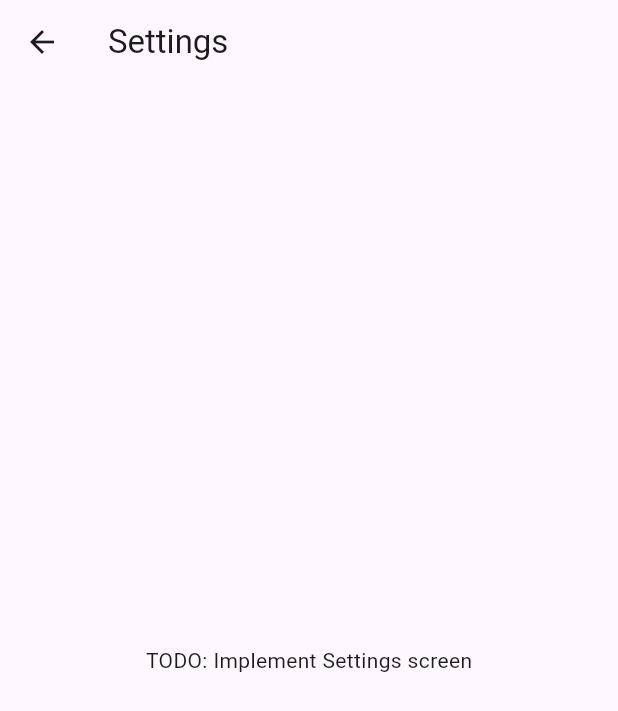
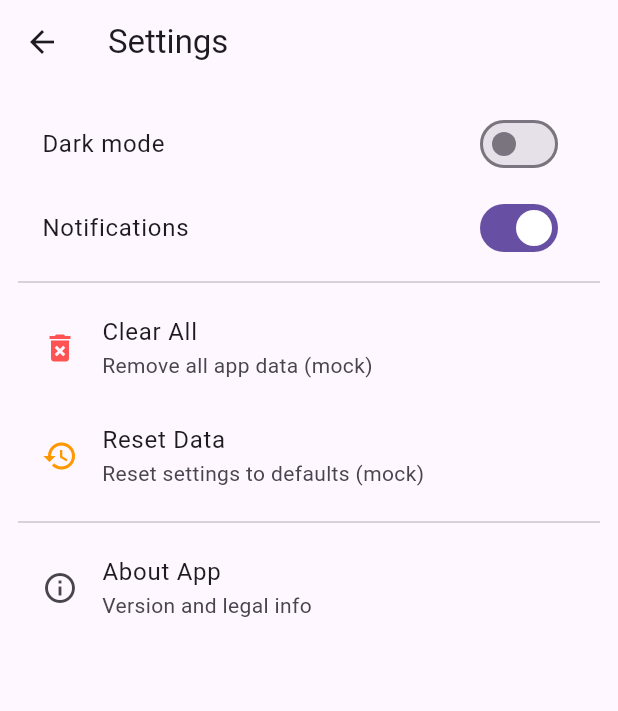
Before and after one commit to sseid4/smart_grocery_list, a Flutter app: the SettingsScreen screen opened by its route, on a phone screen of 412 x 824 dp. Shown: the top 711 px of the screen. Run offline on Flutter 3.47's test engine with Material 3 defaults, Android fonts, the phone set to English and light mode, and no system bars; our stand-ins replace shared_preferences, sqflite; accounts and stored records are empty.

Commit message:
add setting basic setup

```diff
--- a/grocery_list/lib/main.dart
+++ b/grocery_list/lib/main.dart
@@ -6,6 +6,7 @@ import 'screens/settings_screen.dart';
 import 'screens/weekly_generator_screen.dart';
 import 'services/in_memory_repo.dart';
 import 'screens/templates_screen.dart';
+import 'services/settings_service.dart';
 
 Future<void> main() async {
   WidgetsFlutterBinding.ensureInitialized();
@@ -14,6 +15,8 @@ Future<void> main() async {
   await InMemoryRepo.instance.loadFromDb();
   // Load saved templates as well
   await InMemoryRepo.instance.loadTemplatesFromDb();
+  // Load persisted settings
+  await SettingsService.instance.load();
 
   runApp(const SmartGroceryApp());
 }
@@ -23,9 +26,14 @@ class SmartGroceryApp extends StatelessWidget {
 
   @override
   Widget build(BuildContext context) {
+    return ValueListenableBuilder<bool>(
+      valueListenable: SettingsService.instance.darkMode,
+      builder: (context, isDark, _) {
         return MaterialApp(
           title: 'Smart Grocery',
           theme: ThemeData(primarySwatch: Colors.green, useMaterial3: true),
+          darkTheme: ThemeData(brightness: Brightness.dark, useMaterial3: true),
+          themeMode: isDark ? ThemeMode.dark : ThemeMode.light,
           home: const HomeScreen(),
           routes: {
             '/add': (ctx) => const AddItemScreen(),
@@ -35,5 +43,7 @@ class SmartGroceryApp extends StatelessWidget {
             TemplatesScreen.routeName: (ctx) => const TemplatesScreen(),
           },
         );
+      },
+    );
   }
 }
--- a/grocery_list/lib/screens/settings_screen.dart
+++ b/grocery_list/lib/screens/settings_screen.dart
@@ -1,15 +1,147 @@
 import 'package:flutter/material.dart';
+import '../services/settings_service.dart';
 
-/// Skeleton for Settings screen. Replace with app settings and persistence.
-class SettingsScreen extends StatelessWidget {
+
+class SettingsScreen extends StatefulWidget {
  static const routeName = '/settings';
  const SettingsScreen({super.key});
+
+
+ @override
+ State<SettingsScreen> createState() => _SettingsScreenState();
+}
+
+
+class _SettingsScreenState extends State<SettingsScreen> {
+
+
+ Future<void> _confirmAndClearAll() async {
+   final confirmed = await showDialog<bool>(
+     context: context,
+     builder: (ctx) => AlertDialog(
+       title: const Text('Clear all data'),
+       content: const Text(
+         'This will remove all items and categories from the app (mock). Continue?',
+       ),
+       actions: [
+         TextButton(
+           onPressed: () => Navigator.of(ctx).pop(false),
+           child: const Text('Cancel'),
+         ),
+         ElevatedButton(
+           onPressed: () => Navigator.of(ctx).pop(true),
+           child: const Text('Clear'),
+         ),
+       ],
+     ),
+   );
+
+
+   if (confirmed == true) {
+     // Frontend-only: show snackbar. Replace with DB clear logic if desired.
+     ScaffoldMessenger.of(
+       context,
+     ).showSnackBar(const SnackBar(content: Text('All data cleared (mock)')));
+   }
+ }
+
+
+ Future<void> _confirmAndReset() async {
+   final confirmed = await showDialog<bool>(
+     context: context,
+     builder: (ctx) => AlertDialog(
+       title: const Text('Reset app'),
+       content: const Text(
+         'This will reset settings to defaults (mock). Continue?',
+       ),
+       actions: [
+         TextButton(
+           onPressed: () => Navigator.of(ctx).pop(false),
+           child: const Text('Cancel'),
+         ),
+         ElevatedButton(
+           onPressed: () => Navigator.of(ctx).pop(true),
+           child: const Text('Reset'),
+         ),
+       ],
+     ),
+   );
+
+
+   if (confirmed == true) {
+    await SettingsService.instance.resetToDefaults();
+     ScaffoldMessenger.of(context).showSnackBar(
+       const SnackBar(content: Text('Settings reset to defaults (mock)')),
+     );
+   }
+ }
+
+
+ void _showAbout() {
+   showAboutDialog(
+     context: context,
+     applicationName: 'Smart Grocery List',
+     applicationVersion: '1.0.0',
+     applicationLegalese: '© Your Company',
+     children: [
+       const Padding(
+         padding: EdgeInsets.only(top: 8.0),
+         child: Text('A lightweight grocery list app — frontend demo.'),
+       ),
+     ],
+   );
+ }
+
 
  @override
  Widget build(BuildContext context) {
    return Scaffold(
      appBar: AppBar(title: const Text('Settings')),
-      body: const Center(child: Text('TODO: Implement Settings screen')),
+     body: ListView(
+       padding: const EdgeInsets.all(12),
+       children: [
+        ValueListenableBuilder<bool>(
+          valueListenable: SettingsService.instance.darkMode,
+          builder: (ctx, dark, _) {
+            return SwitchListTile(
+              title: const Text('Dark mode'),
+              value: dark,
+              onChanged: (v) => SettingsService.instance.setDarkMode(v),
+            );
+          },
+        ),
+        ValueListenableBuilder<bool>(
+          valueListenable: SettingsService.instance.notifications,
+          builder: (ctx, n, _) {
+            return SwitchListTile(
+              title: const Text('Notifications'),
+              value: n,
+              onChanged: (v) => SettingsService.instance.setNotifications(v),
+            );
+          },
+        ),
+         const Divider(),
+         ListTile(
+           leading: const Icon(Icons.delete_forever, color: Colors.redAccent),
+           title: const Text('Clear All'),
+           subtitle: const Text('Remove all app data (mock)'),
+           onTap: _confirmAndClearAll,
+         ),
+         ListTile(
+           leading: const Icon(Icons.restore, color: Colors.orange),
+           title: const Text('Reset Data'),
+           subtitle: const Text('Reset settings to defaults (mock)'),
+           onTap: _confirmAndReset,
+         ),
+         const Divider(),
+         ListTile(
+           leading: const Icon(Icons.info_outline),
+           title: const Text('About App'),
+           subtitle: const Text('Version and legal info'),
+           onTap: _showAbout,
+         ),
+       ],
+     ),
    );
  }
 }
--- /dev/null
+++ b/grocery_list/lib/services/settings_service.dart
@@ -0,0 +1,36 @@
+import 'package:flutter/foundation.dart';
+import 'package:shared_preferences/shared_preferences.dart';
+
+class SettingsService {
+  SettingsService._init();
+  static final SettingsService instance = SettingsService._init();
+
+  final ValueNotifier<bool> darkMode = ValueNotifier<bool>(false);
+  final ValueNotifier<bool> notifications = ValueNotifier<bool>(true);
+
+  static const _keyDark = 'settings_dark_mode';
+  static const _keyNotifications = 'settings_notifications';
+
+  Future<void> load() async {
+    final prefs = await SharedPreferences.getInstance();
+    darkMode.value = prefs.getBool(_keyDark) ?? false;
+    notifications.value = prefs.getBool(_keyNotifications) ?? true;
+  }
+
+  Future<void> setDarkMode(bool v) async {
+    darkMode.value = v;
+    final prefs = await SharedPreferences.getInstance();
+    await prefs.setBool(_keyDark, v);
+  }
+
+  Future<void> setNotifications(bool v) async {
+    notifications.value = v;
+    final prefs = await SharedPreferences.getInstance();
+    await prefs.setBool(_keyNotifications, v);
+  }
+
+  Future<void> resetToDefaults() async {
+    await setDarkMode(false);
+    await setNotifications(true);
+  }
+}
--- a/grocery_list/pubspec.yaml
+++ b/grocery_list/pubspec.yaml
@@ -39,6 +39,7 @@ dependencies:
   # Use with the CupertinoIcons class for iOS style icons.
   cupertino_icons: ^1.0.8
   google_fonts: ^5.0.0
+  shared_preferences: ^2.1.0
 
 dev_dependencies:
   flutter_test:
```
Also changed, not shown: grocery_list/pubspec.lock, 1 other file. Lines whose indentation alone changed are shown as unchanged.
